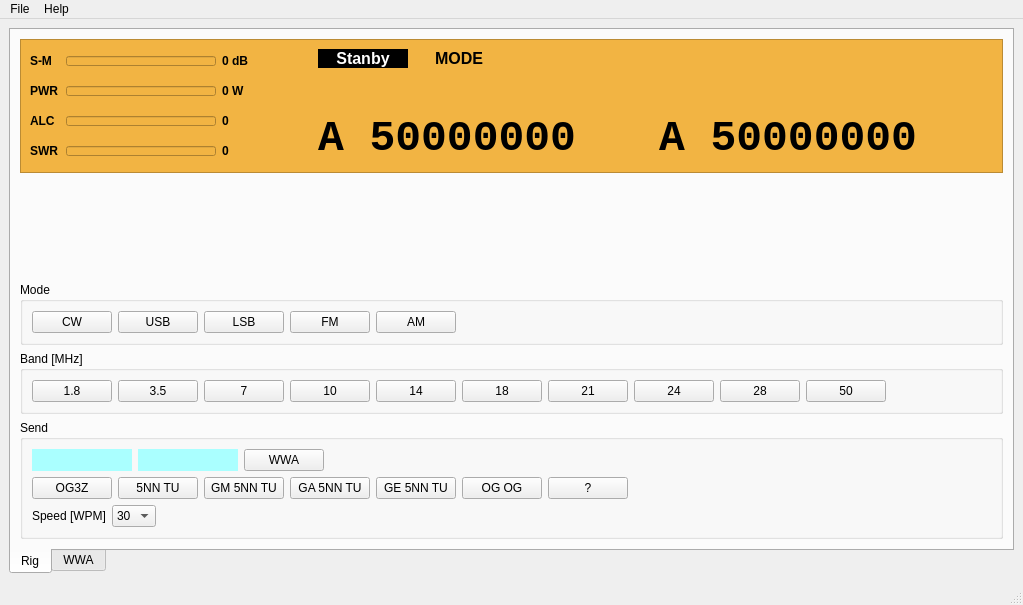
First picture: the form in mainwindow.ui, repository eloranta/HamVibe, before the edit.
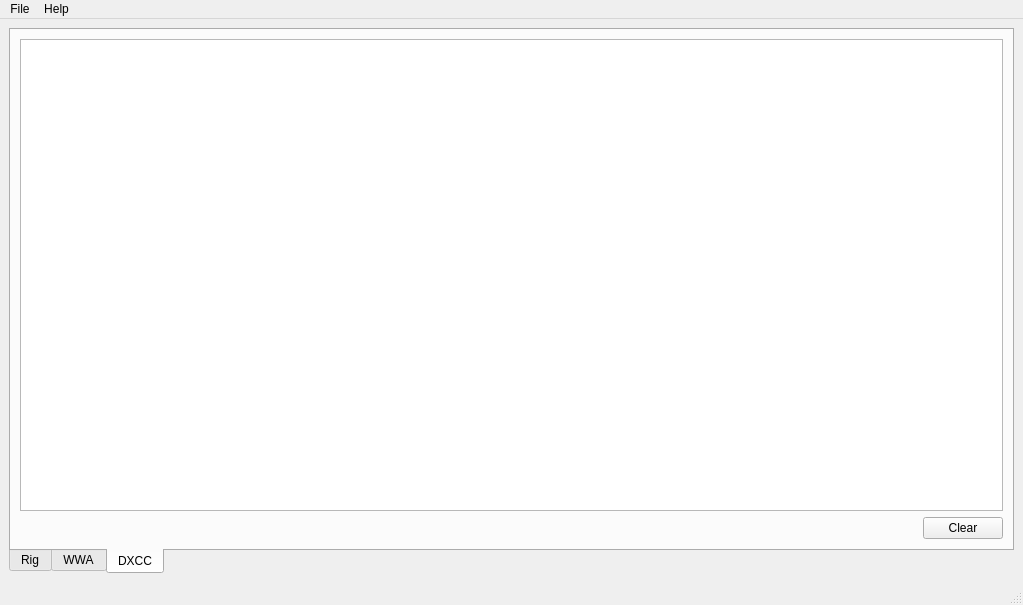
Second picture: the form after the edit. The open tabs and pages were chosen to show the change. Custom widgets are drawn as their Qt base class.

Commit message: add wwa model to dxcc

```diff
--- a/mainwindow.ui
+++ b/mainwindow.ui
@@ -1057,6 +1057,44 @@
         </item>
        </layout>
       </widget>
+      <widget class="QWidget" name="dxccTab">
+       <attribute name="title">
+        <string>DXCC</string>
+       </attribute>
+       <layout class="QGridLayout" name="gridLayout_5">
+        <item row="0" column="0">
+         <layout class="QVBoxLayout" name="verticalLayout_5">
+          <item>
+           <widget class="QTableView" name="dxccTableView"/>
+          </item>
+          <item>
+           <layout class="QHBoxLayout" name="horizontalLayout_9">
+            <item>
+             <spacer name="horizontalSpacer_10">
+              <property name="orientation">
+               <enum>Qt::Orientation::Horizontal</enum>
+              </property>
+              <property name="sizeHint" stdset="0">
+               <size>
+                <width>40</width>
+                <height>20</height>
+               </size>
+              </property>
+             </spacer>
+            </item>
+            <item>
+             <widget class="QPushButton" name="dxccClearButton">
+              <property name="text">
+               <string>Clear</string>
+              </property>
+             </widget>
+            </item>
+           </layout>
+          </item>
+         </layout>
+        </item>
+       </layout>
+      </widget>
      </widget>
     </item>
    </layout>
```
The commit also changes 1 other file.
